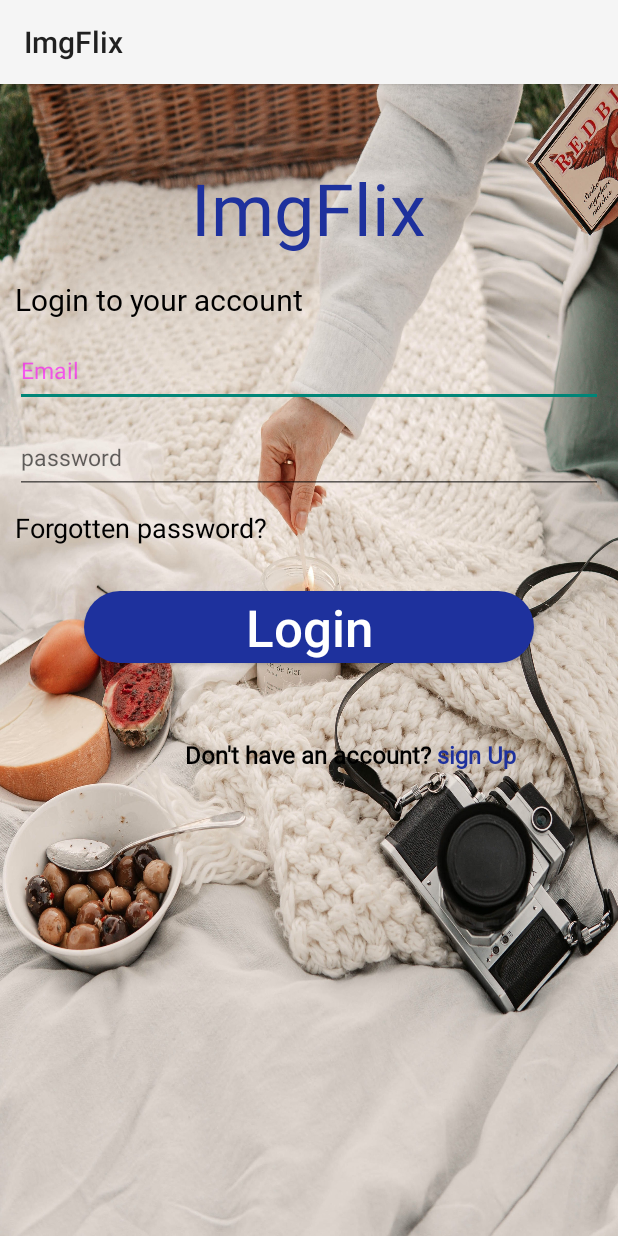
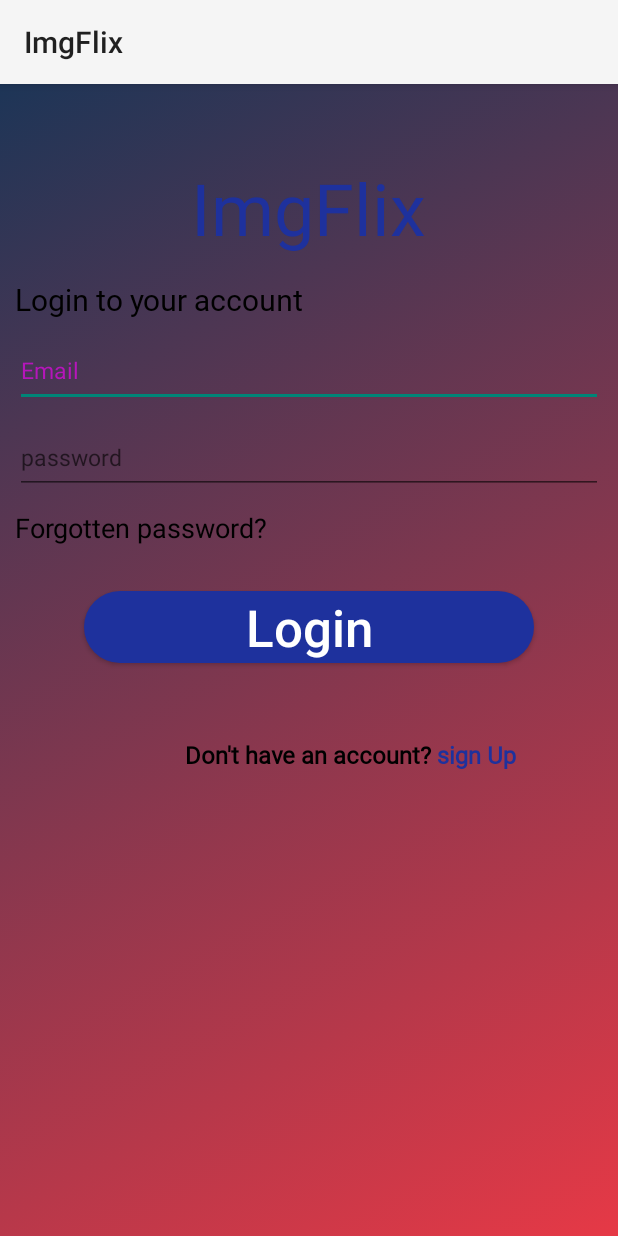
Before and after one commit to saretoduncan/imgflix, an Android app: the screen it shows after launch (LoginActivity), on a phone screen of 412 x 824 dp. Run offline under Robolectric (Android 15) with nearby library versions, the phone set to English and light mode, and no system bars; our stand-ins replace ButterKnife, Firebase (no records; nobody signed in at launch, a user with empty details on screens opened directly); Roboto replaces fonts that are not available here.

Commit message:
add animation to image details and login activity

```diff
--- a/app/src/main/java/com/example/imgflix/adapters/MyAdapter.java
+++ b/app/src/main/java/com/example/imgflix/adapters/MyAdapter.java
@@ -76,8 +76,8 @@ public class MyAdapter extends RecyclerView.Adapter<MyAdapter.MyAdapterViewHolde
            Picasso.get().load(img.getUrls().getRegular()).into(imageView);
            Picasso.get().load(img.getUser().getProfileImage().getMedium()).into(profilePicture);
            textView.setText(img.getUser().getName());
-
-           imageView.animate().alpha(1).setDuration(3000);
+           imageView.setX(-500);
+           imageView.animate().translationX(0).setDuration(1000);
        }
         @Override
         public void onClick(View view){
--- a/app/src/main/java/com/example/imgflix/ui/LoginActivity.java
+++ b/app/src/main/java/com/example/imgflix/ui/LoginActivity.java
@@ -14,6 +14,7 @@ import android.view.View;
 import android.widget.Button;
 import android.widget.EditText;
 import android.widget.ProgressBar;
+import android.widget.RelativeLayout;
 import android.widget.TextView;
 import android.widget.Toast;
 
@@ -29,12 +30,13 @@ import butterknife.BindView;
 import butterknife.ButterKnife;
 
 public class LoginActivity extends AppCompatActivity implements View.OnClickListener {
-    private AnimationDrawable animationDrawable;
+private AnimationDrawable animationDrawable;
     private FirebaseAuth auth;
     private FirebaseAuth.AuthStateListener authStateListener;
     @SuppressLint("NonConstantResourceId")
     @BindView(R.id.signUp)
     TextView signup;
+
     @SuppressLint("NonConstantResourceId")
     @BindView(R.id.loginButton)
     Button loginButton;
@@ -46,6 +48,7 @@ public class LoginActivity extends AppCompatActivity implements View.OnClickList
     EditText password;
     @BindView(R.id.progressBar)
     ProgressBar progressBar;
+    @BindView(R.id.deltaRelative) RelativeLayout relativeLayout;
 
 
     @Override
@@ -53,6 +56,11 @@ public class LoginActivity extends AppCompatActivity implements View.OnClickList
         super.onCreate(savedInstanceState);
         setContentView(R.layout.activity_main);
         ButterKnife.bind(this);
+         animationDrawable = (AnimationDrawable) relativeLayout.getBackground();
+        animationDrawable.setEnterFadeDuration(2000);
+        animationDrawable.setExitFadeDuration(2500);
+
+
         auth = FirebaseAuth.getInstance();
         authStateListener = new FirebaseAuth.AuthStateListener() {
             @Override
@@ -110,7 +118,21 @@ public class LoginActivity extends AppCompatActivity implements View.OnClickList
                     });
         }
     }
-
+//    @Override
+//    protected void onResume() {
+//        super.onResume();
+//
+//
+//    }
+//
+//    @Override
+//    protected void onPause() {
+//        super.onPause();
+//        if (animationDrawable != null && animationDrawable.isRunning()) {
+//            // stop the animation
+//            animationDrawable.stop();
+//        }
+//    }
     //progress bar
     private void showProgressBar(){
         progressBar.setVisibility(View.VISIBLE);
@@ -122,6 +144,7 @@ public class LoginActivity extends AppCompatActivity implements View.OnClickList
     @Override
     public void onStart(){
         super.onStart();
+        animationDrawable.start();
         auth.addAuthStateListener(authStateListener);
     }
     @Override
@@ -131,4 +154,5 @@ public class LoginActivity extends AppCompatActivity implements View.OnClickList
             auth.removeAuthStateListener(authStateListener);
         }
     }
+
 }
--- a/app/src/main/java/com/example/imgflix/ui/imageDetailsFragment.java
+++ b/app/src/main/java/com/example/imgflix/ui/imageDetailsFragment.java
@@ -96,6 +96,9 @@ private UnsplashPhotoListResponse images;
         Picasso.get().load(images.getUser().getProfileImage().getMedium()).into(profilePic);
         userName.setText(images.getUser().getName());
         instaName.setText("@"+images.getUser().getInstagramUsername());
+        //animation
+        imageView.setY(-500);
+        imageView.animate().translationY(0).setDuration(1000);
 
         likes.setText(images.getLikes().toString());
         share.setOnClickListener(new View.OnClickListener() {
--- /dev/null
+++ b/app/src/main/res/drawable/backgroud_1.xml
@@ -0,0 +1,12 @@
+<?xml version="1.0" encoding="utf-8"?>
+<selector xmlns:android="http://schemas.android.com/apk/res/android">
+<item>
+    <shape>
+        <gradient
+            android:angle="225"
+            android:startColor="#e63946"
+            android:endColor="#f1faee"/>
+
+    </shape>
+   </item>
+</selector>
--- /dev/null
+++ b/app/src/main/res/drawable/background_2.xml
@@ -0,0 +1,12 @@
+<?xml version="1.0" encoding="utf-8"?>
+<selector xmlns:android="http://schemas.android.com/apk/res/android">
+    <item>
+        <shape>
+            <gradient
+                android:angle="135"
+                android:startColor="#a8dadc"
+                android:endColor="#457b9d"/>
+
+        </shape>
+    </item>
+</selector>
--- /dev/null
+++ b/app/src/main/res/drawable/background_3.xml
@@ -0,0 +1,12 @@
+<?xml version="1.0" encoding="utf-8"?>
+<selector xmlns:android="http://schemas.android.com/apk/res/android">
+    <item>
+        <shape>
+            <gradient
+                android:angle="315"
+                android:startColor="#1d3557"
+                android:endColor="#e63946"/>
+
+        </shape>
+    </item>
+</selector>
--- /dev/null
+++ b/app/src/main/res/drawable/drawable_gradient_animation.xml
@@ -0,0 +1,4 @@
+<?xml version="1.0" encoding="utf-8"?>
+<animation-list xmlns:android="http://schemas.android.com/apk/res/android">
+
+</animation-list>
--- /dev/null
+++ b/app/src/main/res/drawable/gradientlist.xml
@@ -0,0 +1,15 @@
+<?xml version="1.0" encoding="utf-8"?>
+<animation-list xmlns:android="http://schemas.android.com/apk/res/android">
+<item
+    android:drawable="@drawable/backgroud_1"
+    android:duration="3000"
+    />
+    <item
+        android:drawable="@drawable/background_2"
+        android:duration="3000"
+        />
+    <item
+    android:drawable="@drawable/background_3"
+    android:duration="3000"
+    />
+</animation-list>
--- a/app/src/main/res/layout/activity_main.xml
+++ b/app/src/main/res/layout/activity_main.xml
@@ -5,7 +5,8 @@
     android:layout_width="match_parent"
     android:layout_height="match_parent"
     android:padding="10dp"
-    android:background="@drawable/backgroundsignin"
+    android:id="@+id/deltaRelative"
+    android:background="@drawable/gradientlist"
     tools:context=".ui.LoginActivity">
 
     <TextView
--- a/app/src/main/res/layout/card.xml
+++ b/app/src/main/res/layout/card.xml
@@ -51,7 +51,7 @@
                 android:layout_height="250dp"
                 android:layout_below="@+id/linearImg"
                 android:scaleType="centerCrop"
-                android:alpha="0"
+                android:alpha="1"
                 android:src="@drawable/image3" />
 
 
```
